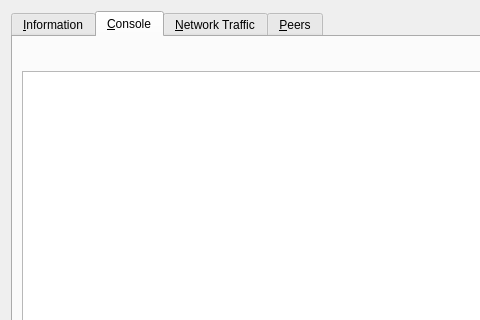
Old version of the form src/qt/forms/debugwindow.ui in the repository MyProductsKft/VitalCoin; both pictures show x 0 to 480 and y 0 to 320 of the 740 by 480 pixel window.
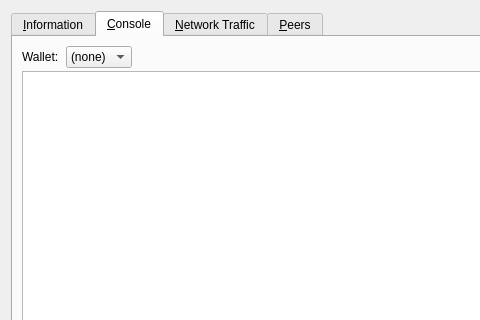
New version of the form. The open tabs and pages were chosen to show the change. Icons and pictures are not drawn. Custom widgets are drawn as their Qt base class.

What changed in the file:
```diff
--- a/src/qt/forms/debugwindow.ui
+++ b/src/qt/forms/debugwindow.ui
@@ -412,6 +412,22 @@
          <property name="spacing">
           <number>4</number>
          </property>
+         <item>
+          <widget class="QLabel" name="WalletSelectorLabel">
+           <property name="text">
+            <string>Wallet: </string>
+           </property>
+          </widget>
+         </item>
+         <item>
+          <widget class="QComboBox" name="WalletSelector">
+           <item>
+            <property name="text">
+             <string>(none)</string>
+            </property>
+           </item>
+          </widget>
+         </item>
          <item>
           <spacer name="horizontalSpacer">
            <property name="orientation">
```
Left out of the diff: 2 changed lines with no effect on the pictures.
